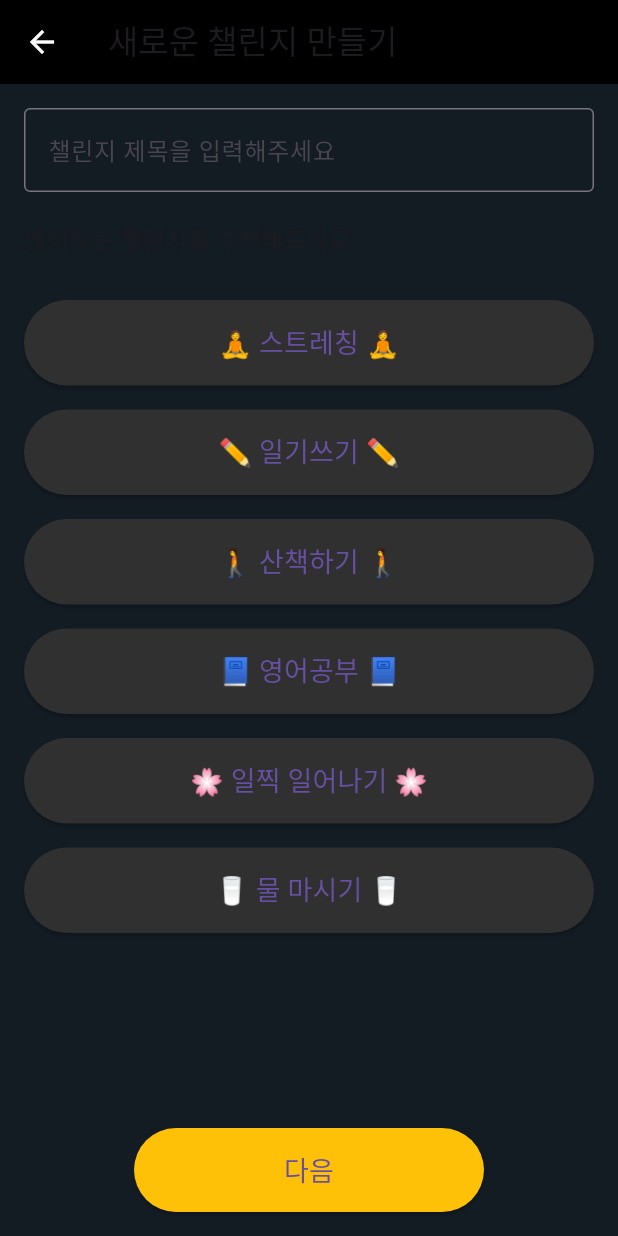
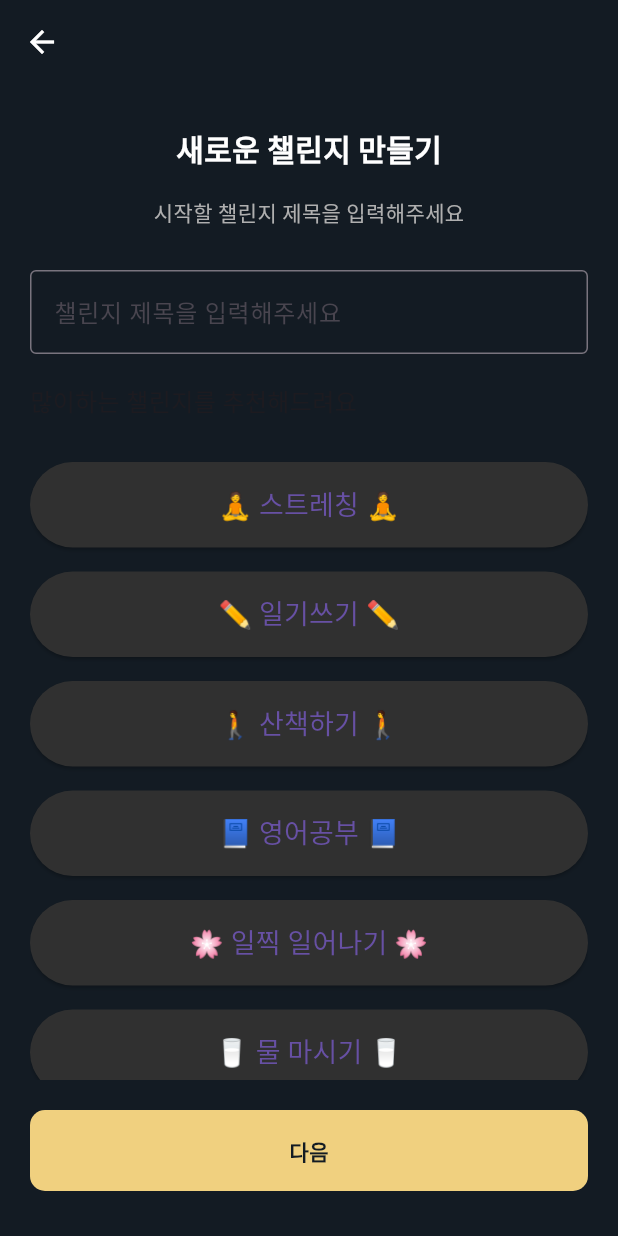
Before and after one commit to hatssue/client, a Flutter app: the NewChallengePage screen opened by its route, on a phone screen of 412 x 824 dp. Run offline on Flutter 3.47's test engine with Material 3 defaults, Android fonts, the phone set to English and light mode, and no system bars; our stand-ins replace flutter_riverpod, freezed_annotation, go_router, riverpod_annotation, table_calendar; generated files the repository leaves out were written again.

Commit message:
fix: 챌린지 생성 화면 수정

```diff
--- a/lib/features/challenge/presentaion/screens/new_challenge_page.dart
+++ b/lib/features/challenge/presentaion/screens/new_challenge_page.dart
@@ -2,6 +2,9 @@ import 'package:flutter/material.dart';
 import 'package:flutter_riverpod/flutter_riverpod.dart';
 import 'package:go_router/go_router.dart';
 import 'package:hatssue/service/theme/theme_service.dart';
+import 'package:hatssue/shared/button/button.dart';
+import 'package:hatssue/shared/button/button_size.dart';
+import 'package:hatssue/shared/button/button_type.dart';
 import 'package:hatssue/theme/foundation/app_theme.dart';
 
 class NewChallengePage extends StatelessWidget {
@@ -20,13 +23,35 @@ class NewChallengePage extends StatelessWidget {
                 Navigator.pop(context);
               },
             ),
-            title: const Text('새로운 챌린지 만들기'),
-            backgroundColor: Colors.black,
+            backgroundColor: theme.color.surface,
           ),
           body: Padding(
-            padding: const EdgeInsets.all(16.0),
+            padding: const EdgeInsets.symmetric(
+              horizontal: 20,
+              vertical: 30,
+            ),
             child: Column(
               children: [
+                Text(
+                  '새로운 챌린지 만들기',
+                  style: theme.typo.headline4.copyWith(
+                    color: theme.color.text,
+                    fontWeight: theme.typo.bold,
+                  ),
+                ),
+                const SizedBox(
+                  height: 20,
+                ),
+                Text(
+                  '시작할 챌린지 제목을 입력해주세요',
+                  style: theme.typo.body1.copyWith(
+                    color: theme.color.subtext,
+                    fontWeight: theme.typo.regular,
+                  ),
+                ),
+                const SizedBox(
+                  height: 30,
+                ),
                 const TextField(
                   decoration: InputDecoration(
                     labelText: '챌린지 제목을 입력해주세요',
@@ -55,17 +80,22 @@ class NewChallengePage extends StatelessWidget {
                   ),
                 ),
                 const SizedBox(height: 20),
-                ElevatedButton(
-                  onPressed: () {
-                    context.go('/newChallengeNotificationPage');
-                  },
-                  style: ElevatedButton.styleFrom(
-                    backgroundColor: Colors.amber,
-                    padding: const EdgeInsets.symmetric(
-                        vertical: 15, horizontal: 100),
-                  ),
-                  child: const Text('다음', style: TextStyle(fontSize: 18)),
-                ),
+                Row(
+                  children: [
+                    Expanded(
+                      child: Button(
+                        onPressed: () {
+                          context.go('/newChallengeNotificationPage');
+                        },
+                        size: ButtonSize.medium,
+                        type: ButtonType.fill,
+                        color: theme.color.onPrimary,
+                        backgroundColor: theme.color.primary,
+                        text: '다음',
+                      ),
+                    ),
+                  ],
+                )
               ],
             ),
           ),
```
